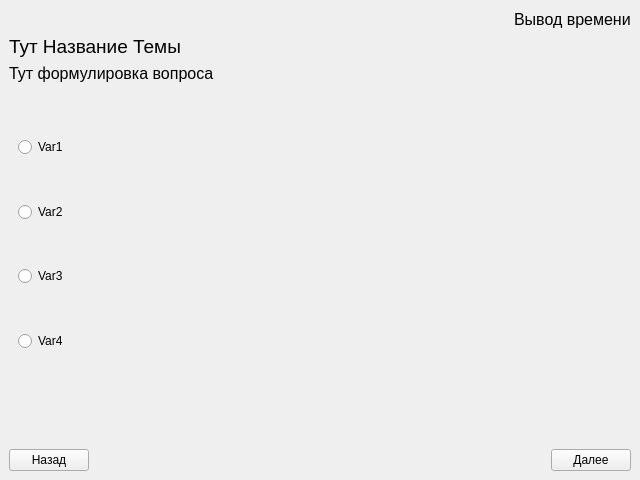
This is testforstudent.ui in Rayzedan/SystemControlStudent as Qt 5 draws it before an edit. The edited form follows.
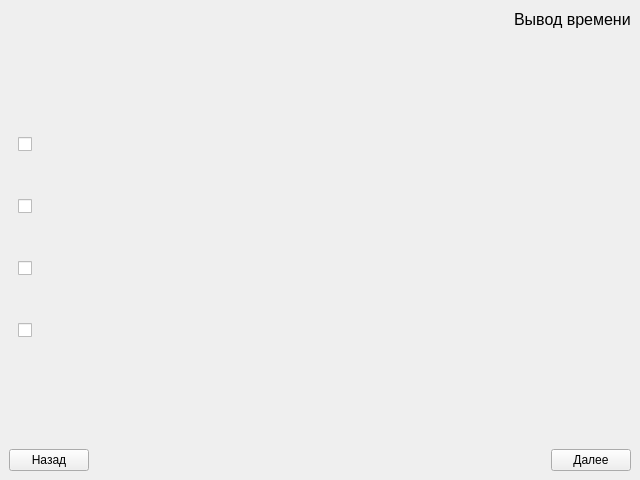
This is the edited form.

The edit to the form file:
```diff
--- a/testforstudent.ui
+++ b/testforstudent.ui
@@ -58,7 +58,7 @@
        </font>
       </property>
       <property name="text">
-       <string>Тут Название Темы</string>
+       <string/>
       </property>
      </widget>
     </item>
@@ -70,7 +70,7 @@
        </font>
       </property>
       <property name="text">
-       <string>Тут формулировка вопроса</string>
+       <string/>
       </property>
      </widget>
     </item>
@@ -96,34 +96,8 @@
             </property>
            </spacer>
           </item>
-          <item row="2" column="0">
-           <spacer name="verticalSpacer">
-            <property name="orientation">
-             <enum>Qt::Vertical</enum>
-            </property>
-            <property name="sizeHint" stdset="0">
-             <size>
-              <width>20</width>
-              <height>40</height>
-             </size>
-            </property>
-           </spacer>
-          </item>
-          <item row="4" column="0">
-           <spacer name="verticalSpacer_2">
-            <property name="orientation">
-             <enum>Qt::Vertical</enum>
-            </property>
-            <property name="sizeHint" stdset="0">
-             <size>
-              <width>20</width>
-              <height>40</height>
-             </size>
-            </property>
-           </spacer>
-          </item>
           <item row="6" column="0">
-           <spacer name="verticalSpacer_3">
+           <spacer name="verticalSpacer_2">
             <property name="orientation">
              <enum>Qt::Vertical</enum>
             </property>
@@ -135,7 +109,27 @@
             </property>
            </spacer>
           </item>
+          <item row="7" column="0">
+           <widget class="QCheckBox" name="checkBox_3">
+            <property name="text">
+             <string/>
+            </property>
+           </widget>
+          </item>
           <item row="8" column="0">
+           <spacer name="verticalSpacer_3">
+            <property name="orientation">
+             <enum>Qt::Vertical</enum>
+            </property>
+            <property name="sizeHint" stdset="0">
+             <size>
+              <width>20</width>
+              <height>40</height>
+             </size>
+            </property>
+           </spacer>
+          </item>
+          <item row="10" column="0">
            <spacer name="verticalSpacer_4">
             <property name="orientation">
              <enum>Qt::Vertical</enum>
@@ -148,31 +142,37 @@
             </property>
            </spacer>
           </item>
-          <item row="1" column="0">
-           <widget class="QRadioButton" name="radioButton">
+          <item row="9" column="0">
+           <widget class="QCheckBox" name="checkBox_4">
             <property name="text">
-             <string>Var1</string>
+             <string/>
             </property>
            </widget>
           </item>
-          <item row="3" column="0">
-           <widget class="QRadioButton" name="radioButton_2">
+          <item row="4" column="0">
+           <spacer name="verticalSpacer">
+            <property name="orientation">
+             <enum>Qt::Vertical</enum>
+            </property>
+            <property name="sizeHint" stdset="0">
+             <size>
+              <width>20</width>
+              <height>40</height>
+             </size>
+            </property>
+           </spacer>
+          </item>
+          <item row="2" column="0">
+           <widget class="QCheckBox" name="checkBox">
             <property name="text">
-             <string>Var2</string>
+             <string/>
             </property>
            </widget>
           </item>
           <item row="5" column="0">
-           <widget class="QRadioButton" name="radioButton_3">
+           <widget class="QCheckBox" name="checkBox_2">
             <property name="text">
-             <string>Var3</string>
-            </property>
-           </widget>
-          </item>
-          <item row="7" column="0">
-           <widget class="QRadioButton" name="radioButton_4">
-            <property name="text">
-             <string>Var4</string>
+             <string/>
             </property>
            </widget>
           </item>
```
